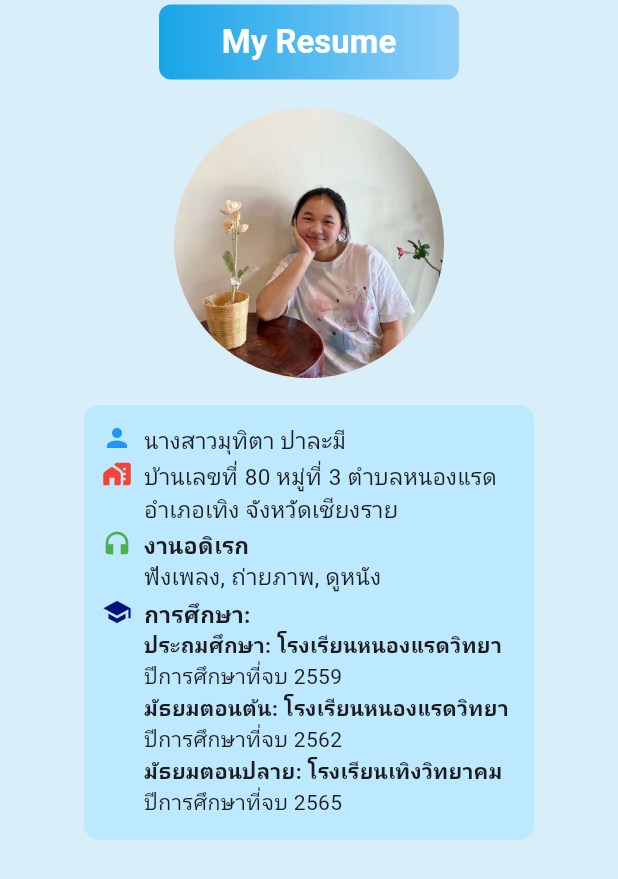
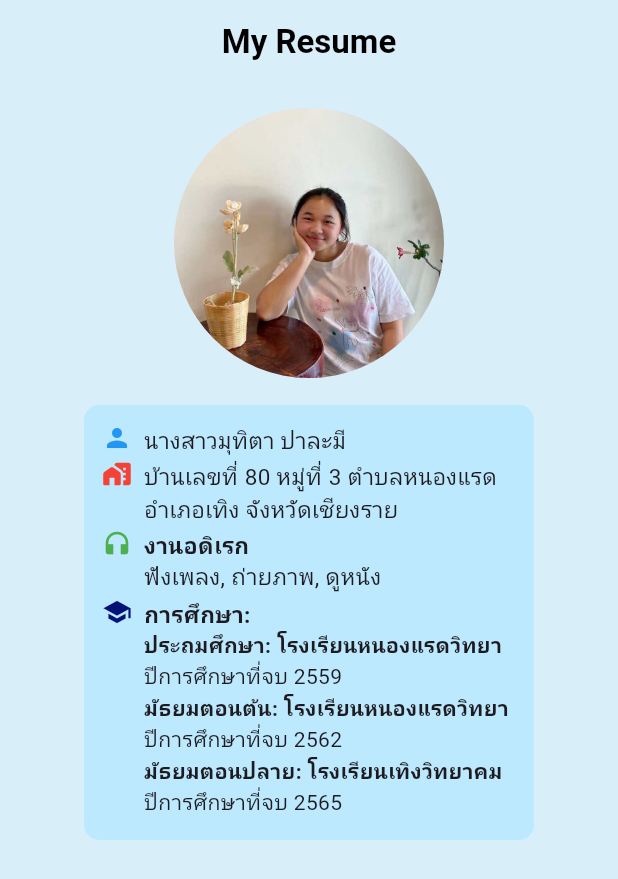
Before and after one commit to muthita66/My_Resume, a Flutter app: the screen it shows after launch, on a phone screen of 412 x 824 dp. Shown: the top 879 px of the screen. Run offline on Flutter 3.47's test engine with Material 3 defaults, Android fonts, the phone set to English and light mode, and no system bars; our stand-ins replace google_fonts; Roboto replaces fonts that are missing (Kanit).

Commit message:
first commit

```diff
--- a/lib/main.dart
+++ b/lib/main.dart
@@ -34,24 +34,11 @@ class MyHomePage extends StatelessWidget {
       appBar: AppBar(
         centerTitle: true,
         title: Container(
-          width: 200,
-          height: 50,
-          alignment: Alignment.center,
-          padding: const EdgeInsets.symmetric(horizontal: 12, vertical: 8),
-          decoration: BoxDecoration(
-            gradient: LinearGradient(
-              colors: [
-                const Color.fromARGB(255, 23, 165, 232),
-                const Color.fromARGB(255, 146, 208, 250),
-              ], // สีที่คุณต้องการ
-            ),
-            borderRadius: BorderRadius.circular(8),
-          ),
           child: const Text(
             'My Resume',
             style: TextStyle(
               fontWeight: FontWeight.bold,
-              color: Colors.white, // ให้เห็นชัดบนพื้นสีเข้ม
+              color: Color.fromARGB(255, 0, 0, 0), // ให้เห็นชัดบนพื้นสีเข้ม
             ),
           ),
         ),
```
